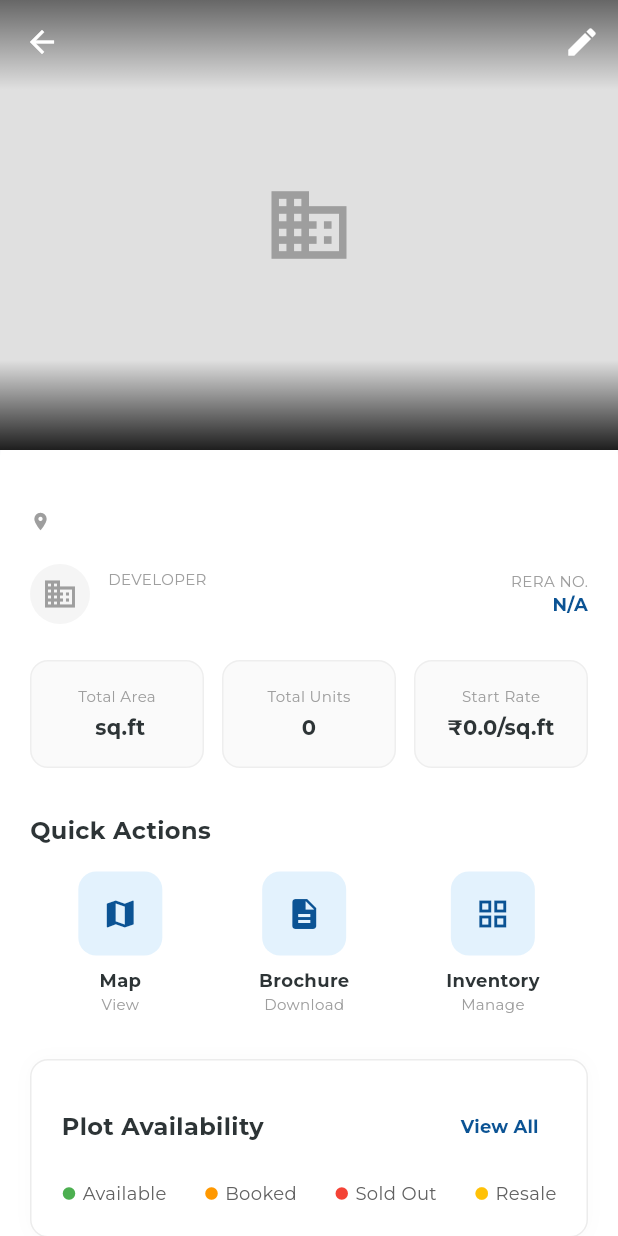
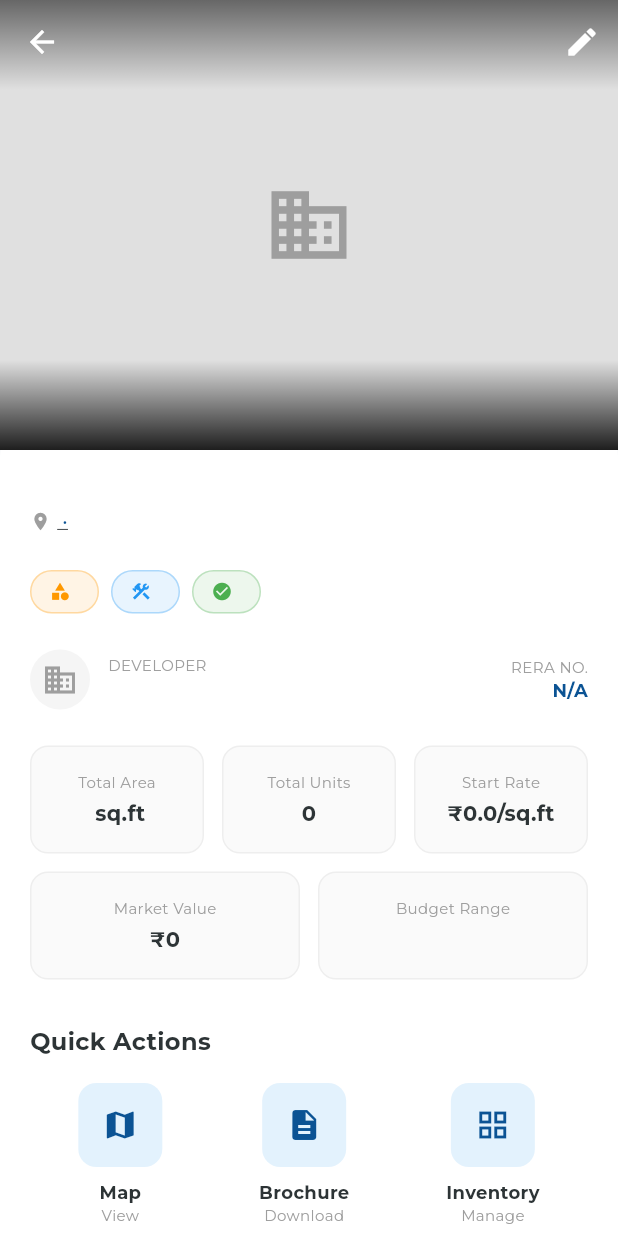
Before and after one commit to Hemant-05/prarambh_infra, a Flutter app: the ProjectDetailsAdminScreen screen opened directly with empty values, on a phone screen of 412 x 824 dp. Run offline on Flutter 3.47's test engine with Material 3 defaults, Android fonts, the light colour scheme and no system bars; our stand-ins replace camera, chewie, dio, dotted_border, file_picker, fl_chart and 9 more; missing offline and left inert: excel, graphview; accounts and stored records are empty; generated files the repository leaves out were written again.

Commit message:
update project details & inventory screen

```diff
--- a/lib/features/admin/presentation/screens/project_details_admin_screen.dart
+++ b/lib/features/admin/presentation/screens/project_details_admin_screen.dart
@@ -4,6 +4,7 @@ import 'package:prarambh_infra/features/admin/presentation/screens/add_project_s
 import 'package:url_launcher/url_launcher.dart';
 import 'package:video_player/video_player.dart'; // NEW
 import 'package:chewie/chewie.dart'; // NEW
+import 'package:intl/intl.dart'; // NEW
 import '../../../../../core/theme/app_colors.dart';
 import '../../data/models/project_model.dart';
 import 'project_inventory_screen.dart';
@@ -242,9 +243,7 @@ class _ProjectDetailsAdminScreenState extends State<ProjectDetailsAdminScreen> {
                     ],
                   ),
                   const SizedBox(height: 8),
-                  GestureDetector(
-                    onTap: () => _launchUrl(project.locationMapUrl),
-                    child: Row(
+                  Row(
                     children: [
                       const Icon(
                         Icons.location_on,
@@ -254,9 +253,7 @@ class _ProjectDetailsAdminScreenState extends State<ProjectDetailsAdminScreen> {
                       const SizedBox(width: 4),
                       Expanded(
                         child: Text(
-                            project.fullAddress.isNotEmpty
-                                ? project.fullAddress
-                                : project.locationMapUrl,
+                          '${project.city} • ${project.fullAddress.isNotEmpty ? project.fullAddress : project.locationMapUrl}',
                           style: GoogleFonts.montserrat(
                             color: primaryBlue,
                             fontSize: 12,
@@ -268,8 +265,22 @@ class _ProjectDetailsAdminScreenState extends State<ProjectDetailsAdminScreen> {
                       ),
                     ],
                   ),
+                  const SizedBox(height: 24),
+
+                  // Project Status & Type Row
+                  SingleChildScrollView(
+                    scrollDirection: Axis.horizontal,
+                    child: Row(
+                      children: [
+                        _buildStatusBadge(Icons.category, project.projectType, Colors.orange),
+                        const SizedBox(width: 8),
+                        _buildStatusBadge(Icons.construction, project.constructionStatus, Colors.blue),
+                        const SizedBox(width: 8),
+                        _buildStatusBadge(Icons.check_circle, project.status, Colors.green),
+                      ],
                     ),
-                  const SizedBox(height: 20),
+                  ),
+                  const SizedBox(height: 24),
 
                   // Developer Row
                   Row(
@@ -330,7 +341,7 @@ class _ProjectDetailsAdminScreenState extends State<ProjectDetailsAdminScreen> {
                   ),
                   const SizedBox(height: 24),
 
-                  // Stats Row
+                  // Stats Row 1: Size & Rate
                   Row(
                     children: [
                       Expanded(
@@ -355,7 +366,83 @@ class _ProjectDetailsAdminScreenState extends State<ProjectDetailsAdminScreen> {
                       ),
                     ],
                   ),
+                  const SizedBox(height: 12),
+                  // Stats Row 2: Financials
+                  Row(
+                    children: [
+                      Expanded(
+                        child: _buildStatBox(
+                          'Market Value',
+                          '₹${NumberFormat.compact().format(project.marketValue)}',
+                        ),
+                      ),
+                      const SizedBox(width: 12),
+                      Expanded(
+                        child: _buildStatBox(
+                          'Budget Range',
+                          project.budgetRange,
+                        ),
+                      ),
+                    ],
+                  ),
                   const SizedBox(height: 30),
+
+                  // Description
+                  if (project.description.isNotEmpty) ...[
+                    Text(
+                      'Project Description',
+                      style: GoogleFonts.montserrat(
+                        fontSize: 16,
+                        fontWeight: FontWeight.bold,
+                      ),
+                    ),
+                    const SizedBox(height: 10),
+                    Text(
+                      project.description,
+                      style: GoogleFonts.montserrat(
+                        fontSize: 13,
+                        color: Colors.grey[700],
+                        height: 1.6,
+                      ),
+                    ),
+                    const SizedBox(height: 30),
+                  ],
+
+                  // Amenities
+                  if (project.amenities.isNotEmpty) ...[
+                    Text(
+                      'Amenities',
+                      style: GoogleFonts.montserrat(
+                        fontSize: 16,
+                        fontWeight: FontWeight.bold,
+                      ),
+                    ),
+                    const SizedBox(height: 12),
+                    Wrap(
+                      spacing: 8,
+                      runSpacing: 8,
+                      children: project.amenities.map((a) => _buildChip(a, Colors.teal)).toList(),
+                    ),
+                    const SizedBox(height: 30),
+                  ],
+
+                  // Specialties
+                  if (project.specialties.isNotEmpty) ...[
+                    Text(
+                      'Features & Specialties',
+                      style: GoogleFonts.montserrat(
+                        fontSize: 16,
+                        fontWeight: FontWeight.bold,
+                      ),
+                    ),
+                    const SizedBox(height: 12),
+                    Wrap(
+                      spacing: 8,
+                      runSpacing: 8,
+                      children: project.specialties.map((s) => _buildChip(s, Colors.deepPurple)).toList(),
+                    ),
+                    const SizedBox(height: 30),
+                  ],
 
                   // Quick Actions
                   Text(
@@ -459,6 +546,20 @@ class _ProjectDetailsAdminScreenState extends State<ProjectDetailsAdminScreen> {
                       ],
                     ),
                   ),
+                  const SizedBox(height: 40),
+
+                  // Metadata Footer
+                  Center(
+                    child: Text(
+                      'Listed on: ${DateFormat('dd MMM yyyy').format(project.createdAt)}',
+                      style: GoogleFonts.montserrat(
+                        fontSize: 11,
+                        color: Colors.grey,
+                        fontWeight: FontWeight.w500,
+                      ),
+                    ),
+                  ),
+                  const SizedBox(height: 20),
                 ],
               ),
             ),
@@ -543,6 +644,51 @@ class _ProjectDetailsAdminScreenState extends State<ProjectDetailsAdminScreen> {
       ],
     );
   }
+
+  Widget _buildStatusBadge(IconData icon, String label, Color color) {
+    return Container(
+      padding: const EdgeInsets.symmetric(horizontal: 12, vertical: 6),
+      decoration: BoxDecoration(
+        color: color.withOpacity(0.1),
+        borderRadius: BorderRadius.circular(20),
+        border: Border.all(color: color.withOpacity(0.3)),
+      ),
+      child: Row(
+        mainAxisSize: MainAxisSize.min,
+        children: [
+          Icon(icon, size: 14, color: color),
+          const SizedBox(width: 6),
+          Text(
+            label.toUpperCase(),
+            style: GoogleFonts.montserrat(
+              fontSize: 10,
+              fontWeight: FontWeight.bold,
+              color: color,
+            ),
+          ),
+        ],
+      ),
+    );
+  }
+
+  Widget _buildChip(String label, Color color) {
+    return Container(
+      padding: const EdgeInsets.symmetric(horizontal: 12, vertical: 6),
+      decoration: BoxDecoration(
+        color: color.withOpacity(0.05),
+        borderRadius: BorderRadius.circular(8),
+        border: Border.all(color: color.withOpacity(0.15)),
+      ),
+      child: Text(
+        label,
+        style: GoogleFonts.montserrat(
+          fontSize: 11,
+          fontWeight: FontWeight.w600,
+          color: color,
+        ),
+      ),
+    );
+  }
 }
 
 // =======================================================
--- a/lib/features/admin/presentation/screens/project_inventory_screen.dart
+++ b/lib/features/admin/presentation/screens/project_inventory_screen.dart
@@ -121,7 +121,7 @@ class _ProjectInventoryScreenState extends State<ProjectInventoryScreen> {
                 _buildStatText(
                   '${provider.totalUnitsCount}',
                   'TOTAL UNITS',
-                  Colors.white24,
+                  Colors.black,
                 ),
                 _buildStatText(
                   '${provider.availableUnitsCount}',
```
Lines whose indentation alone changed are shown as unchanged.
